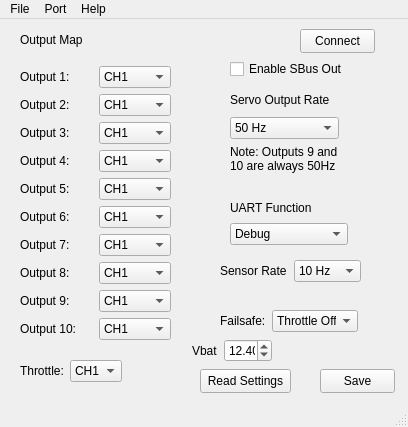
Old version of the form software/CRSFClient/mainwindow.ui in the repository bemcgarvey/CRSFtoPWM.
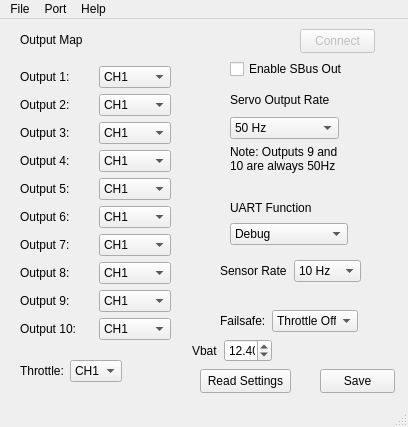
New version of the form.

The edit to the form file:
```diff
--- a/software/CRSFClient/mainwindow.ui
+++ b/software/CRSFClient/mainwindow.ui
@@ -1135,7 +1135,10 @@
      </item>
     </layout>
    </widget>
-   <widget class="QPushButton" name="pushButton_2">
+   <widget class="QPushButton" name="connectButton">
+    <property name="enabled">
+     <bool>false</bool>
+    </property>
     <property name="geometry">
      <rect>
       <x>300</x>
@@ -1250,7 +1253,7 @@
      <string>Read Settings</string>
     </property>
    </widget>
-   <widget class="QWidget" name="">
+   <widget class="QWidget" name="layoutWidget">
     <property name="geometry">
      <rect>
       <x>192</x>
```
Left out of the diff: 4 changed lines with no effect on the pictures.
